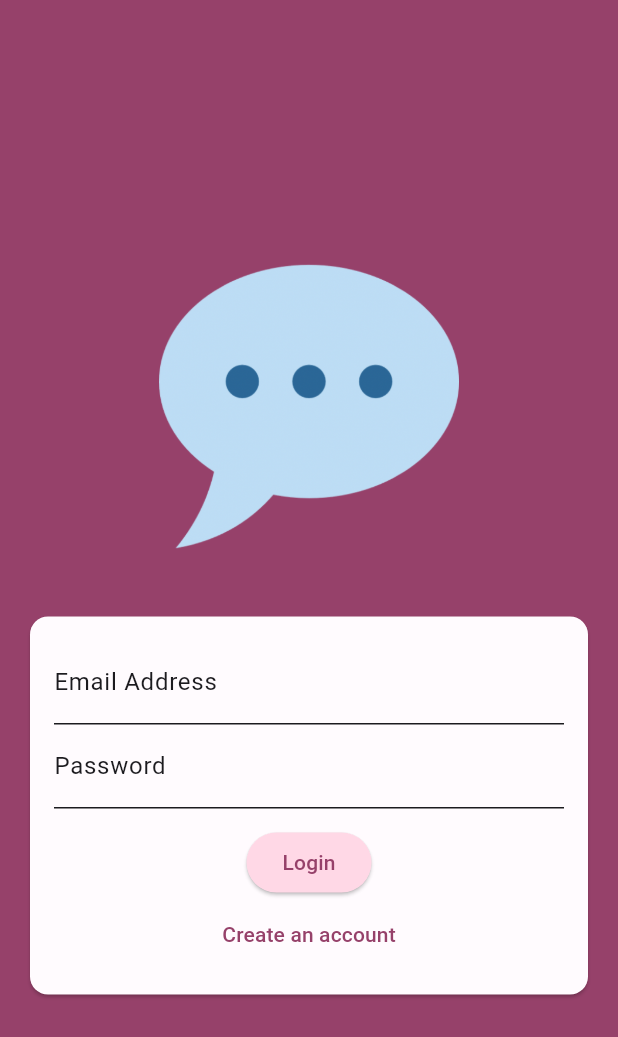
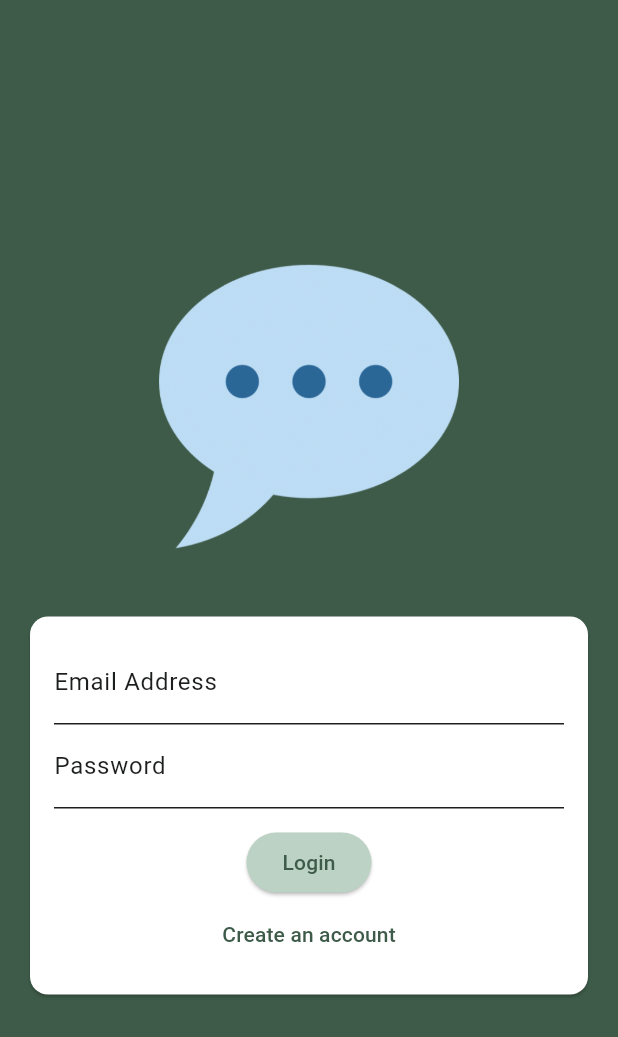
Before and after one commit to tpark02/TFA, a Flutter app: the screen it shows after launch, on a phone screen of 412 x 824 dp. Shown: the top 1037 px of the screen. Run offline on Flutter 3.47's test engine with Material 3 defaults, Android fonts, the phone set to English and light mode, and no system bars; our stand-ins replace csv, firebase_auth, firebase_core, flutter_riverpod, flutter_spinkit, flutter_switch and 3 more; accounts and stored records are empty.

Commit message:
refactor: update color scheme and adjust icon spacing in flight list page

```diff
--- a/lib/constants/colors.dart
+++ b/lib/constants/colors.dart
@@ -2,36 +2,50 @@ import 'package:flutter/material.dart';
 
 const lightColorScheme = ColorScheme(
   brightness: Brightness.light,
-  primary: Color(0xFF96416A),
+
+  primary: Color(0xFF3E5B49), // Deep moss green
   onPrimary: Color(0xFFFFFFFF),
-  primaryContainer: Color(0xFFFFD8E6),
-  onPrimaryContainer: Color(0xFF3D0024),
-  secondary: Color(0xFF735761),
+  primaryContainer: Color(0xFFBBD2C4), // Soft sage green
+  onPrimaryContainer: Color(0xFF1E3227),
+
+  secondary: Color(0xFF6A8677), // Muted teal-green
   onSecondary: Color(0xFFFFFFFF),
-  secondaryContainer: Color(0xFFFBDDEA),
-  onSecondaryContainer: Color(0xFF2B151E),
+  secondaryContainer: Color(0xFFDDE7E2),
+  onSecondaryContainer: Color(0xFF2A3D35),
+
   error: Color(0xFFB3261E),
   onError: Color(0xFFFFFFFF),
   errorContainer: Color(0xFFF9DEDC),
   onErrorContainer: Color(0xFF410E0B),
-  surface: Color(0xFFFFFBFE),
-  onSurface: Color(0xFF1C1B1F),
+
+  background: Color(0xFFF8FAF7), // Almost white with green hue
+  onBackground: Color(0xFF1D1F1E),
+
+  surface: Color(0xFFFFFFFF),
+  onSurface: Color(0xFF1D1F1E),
 );
 
 const darkColorScheme = ColorScheme(
   brightness: Brightness.dark,
-  primary: Color(0xFFFFB0D0),
-  onPrimary: Color(0xFF5C113B),
-  primaryContainer: Color(0xFF792952),
-  onPrimaryContainer: Color(0xFFFFD8E6),
-  secondary: Color(0xFFE1BDCA),
-  onSecondary: Color(0xFF412A33),
-  secondaryContainer: Color(0xFF5A3F49),
-  onSecondaryContainer: Color(0xFFFBDDEA),
+
+  primary: Color(0xFF3E5B49), // Base deep green
+  onPrimary: Color(0xFFDDE7E2),
+  primaryContainer: Color(0xFF567463), // Mid-tone moss green
+  onPrimaryContainer: Color(0xFFF0FAF4),
+
+  secondary: Color(0xFF8BA59A), // Gentle minty tone
+  onSecondary: Color(0xFF22302B),
+  secondaryContainer: Color(0xFFA8BFB4),
+  onSecondaryContainer: Color(0xFF0D1412),
+
   error: Color(0xFFF2B8B5),
   onError: Color(0xFF601410),
   errorContainer: Color(0xFF8C1D18),
   onErrorContainer: Color(0xFFF9DEDC),
-  surface: Color(0xFF1C1B1F),
-  onSurface: Color(0xFFE6E1E5),
+
+  background: Color(0xFF141917), // Near-black green tone
+  onBackground: Color(0xFFE3E6E4),
+
+  surface: Color(0xFF1D1F1E),
+  onSurface: Color(0xFFE3E6E4),
 );
```
Also changed, not shown: lib/screens/flight/flight_list_page.dart (+9 -2 lines).
